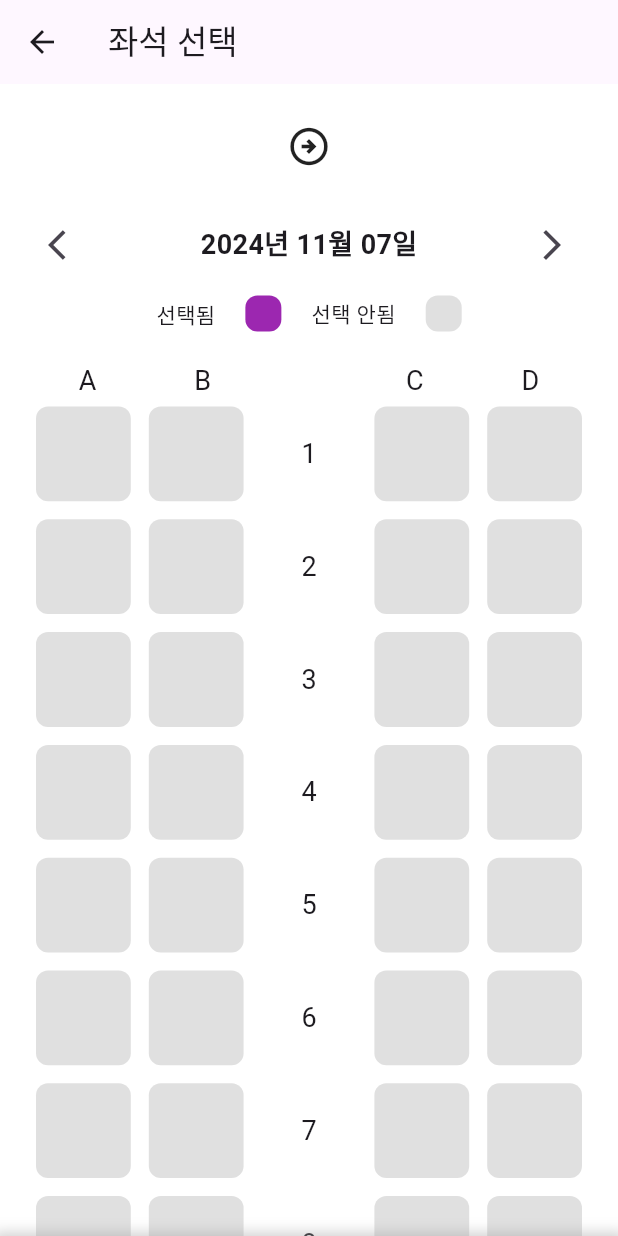
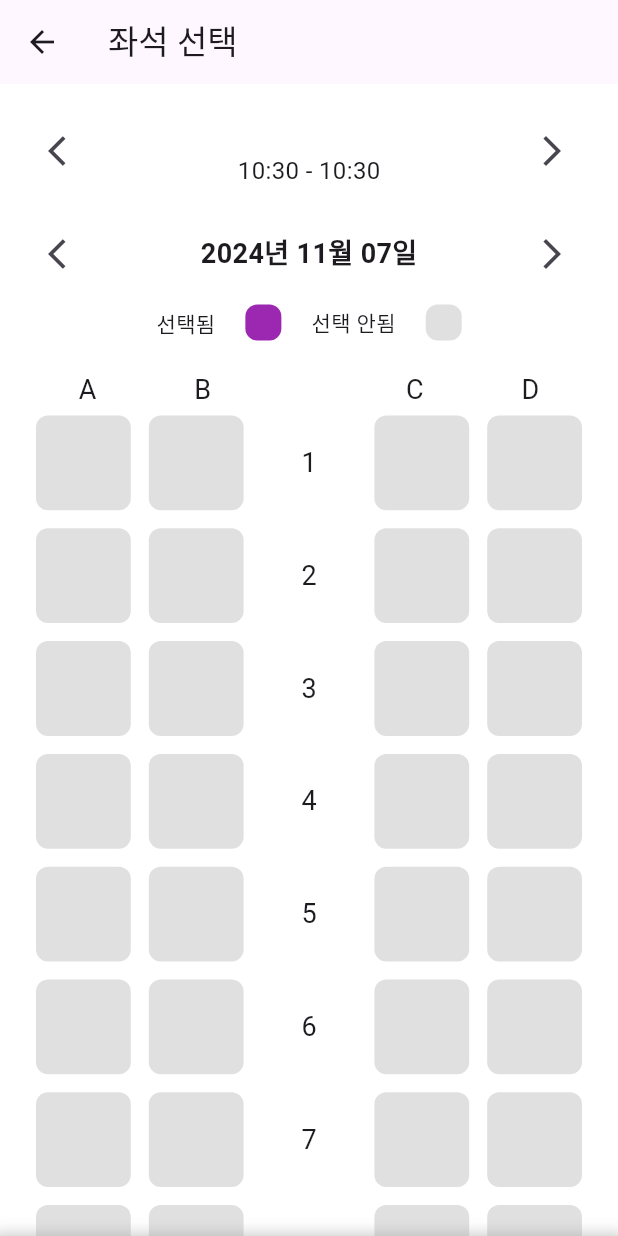
Before and after one commit to oosuhada/train_booking_app, a Flutter app: the SeatPage screen opened directly with empty values, on a phone screen of 412 x 824 dp. Run offline on Flutter 3.47's test engine with Material 3 defaults, Android fonts, the phone set to English and light mode, and no system bars.

```diff
--- a/lib/seat_page.dart
+++ b/lib/seat_page.dart
@@ -9,9 +9,23 @@ class SeatPage extends StatefulWidget {
   final int childCount;
   final int seniorCount;
   final bool isRoundTrip;
+  final DateTime selectedDate;
+  final DateTime departureTime;
+  final DateTime arrivalTime;
+  final String trainNumber;
 
-  SeatPage(this.departure, this.arrival, this.adultCount, this.childCount,
-      this.seniorCount, this.isRoundTrip);
+  SeatPage(
+    this.departure,
+    this.arrival,
+    this.adultCount,
+    this.childCount,
+    this.seniorCount,
+    this.isRoundTrip, {
+    required this.selectedDate,
+    required this.departureTime,
+    required this.arrivalTime,
+    required this.trainNumber,
+  });
 
   @override
   _SeatPageState createState() => _SeatPageState();
@@ -62,34 +76,32 @@ class _SeatPageState extends State<SeatPage>
                 crossAxisAlignment: CrossAxisAlignment.center,
                 children: [
                   Row(
-                    mainAxisAlignment: MainAxisAlignment.center,
+                    mainAxisAlignment: MainAxisAlignment.spaceBetween,
                     children: [
-                      Expanded(
-                        child: FittedBox(
-                          fit: BoxFit.scaleDown,
-                          child: Text(
-                            widget.departure,
+                      IconButton(
+                        icon: Icon(Icons.arrow_back_ios),
+                        onPressed: () {
+                          // 이전 열차 로직 구현
+                        },
+                      ),
+                      Column(
+                        children: [
+                          Text(
+                            widget.trainNumber,
                             style: TextStyle(
-                              fontSize: 30,
-                              fontWeight: FontWeight.bold,
-                              color: Colors.purple,
-                            ),
+                                fontSize: 18, fontWeight: FontWeight.bold),
                           ),
-                        ),
+                          Text(
+                            '${DateFormat('HH:mm').format(widget.departureTime)} - ${DateFormat('HH:mm').format(widget.arrivalTime)}',
+                            style: TextStyle(fontSize: 16),
+                          ),
+                        ],
                       ),
-                      Icon(Icons.arrow_circle_right_outlined, size: 30),
-                      Expanded(
-                        child: FittedBox(
-                          fit: BoxFit.scaleDown,
-                          child: Text(
-                            widget.arrival,
-                            style: TextStyle(
-                              fontSize: 30,
-                              fontWeight: FontWeight.bold,
-                              color: Colors.purple,
-                            ),
-                          ),
-                        ),
+                      IconButton(
+                        icon: Icon(Icons.arrow_forward_ios),
+                        onPressed: () {
+                          // 다음 열차 로직 구현
+                        },
                       ),
                     ],
                   ),
```
Also changed, not shown: lib/home_page.dart (+148 -27 lines), lib/train_schedule.dart (+101 -107 lines).
